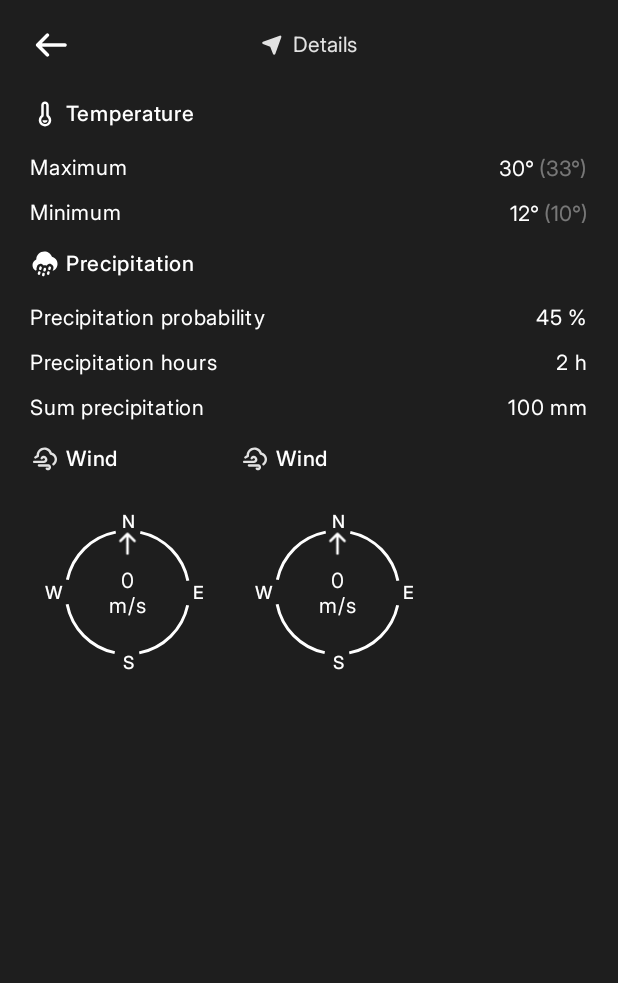
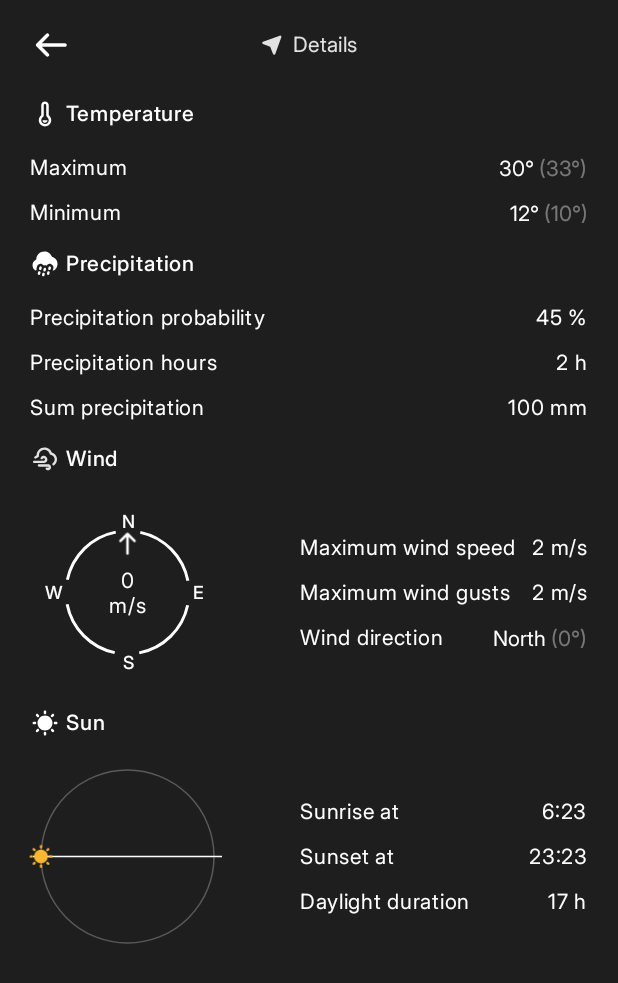
Before and after one commit to zheniaregbl/atmosphere, an Android app built with Jetpack Compose: the @Preview function DesktopWeatherDetailScreenPreview, on a phone screen of 412 x 824 dp. Shown: the top 983 px of the screen. Run offline under Robolectric (Android 15) with nearby library versions, the phone set to English and light mode, and no system bars; our stand-ins replace Compose Multiplatform resources, Voyager; libraries missing offline, so code that uses them is left out: dev.chrisbanes.haze; 4 statements that could not run were skipped.

Commit message:
feat: add DiagramSection with unique view for each platform

```diff
--- /dev/null
+++ b/core/src/androidMain/kotlin/ru/syndicate/atmosphere/core/util/getPlatform.android.kt
@@ -0,0 +1,3 @@
+package ru.syndicate.atmosphere.core.util
+
+actual fun platformName() = PlatformName.ANDROID
--- a/feature/weather_detail/src/androidMain/kotlin/ru/syndicate/atmosphere/feature/weather_detail/preview/WeatherDetailScreenPreview.kt
+++ b/feature/weather_detail/src/androidMain/kotlin/ru/syndicate/atmosphere/feature/weather_detail/preview/WeatherDetailScreenPreview.kt
@@ -7,6 +7,7 @@ import androidx.compose.ui.Modifier
 import androidx.compose.ui.tooling.preview.Preview
 import ru.syndicate.atmosphere.core.presentation.theme.AppTheme
 import ru.syndicate.atmosphere.core.presentation.theme.BackgroundColor
+import ru.syndicate.atmosphere.core.util.PlatformName
 import ru.syndicate.atmosphere.feature.weather_detail.presentation.WeatherDetailScreenImpl
 
 @Preview
@@ -18,6 +19,7 @@ private fun WeatherDetailScreenPreview() {
             modifier = Modifier
                 .fillMaxSize()
                 .background(BackgroundColor),
+            platformName = PlatformName.ANDROID,
             onBackClick = { }
         )
     }
@@ -32,6 +34,7 @@ private fun DesktopWeatherDetailScreenPreview() {
             modifier = Modifier
                 .fillMaxSize()
                 .background(BackgroundColor),
+            platformName = PlatformName.DESKTOP,
             onBackClick = {}
         )
     }
--- a/feature/weather_detail/src/commonMain/kotlin/ru/syndicate/atmosphere/feature/weather_detail/domain/model/WeatherDetail.kt
+++ b/feature/weather_detail/src/commonMain/kotlin/ru/syndicate/atmosphere/feature/weather_detail/domain/model/WeatherDetail.kt
@@ -4,5 +4,6 @@ internal data class WeatherDetail(
     val temperature: TemperatureInfo = TemperatureInfo(),
     val precipitation: PrecipitationInfo = PrecipitationInfo(),
     val wind: WindInfo = WindInfo(),
+    val sunInfo: SunInfo = SunInfo(),
     val weatherCode: Int = 1
 )
--- a/feature/weather_detail/src/commonMain/kotlin/ru/syndicate/atmosphere/feature/weather_detail/presentation/WeatherDetailScreen.kt
+++ b/feature/weather_detail/src/commonMain/kotlin/ru/syndicate/atmosphere/feature/weather_detail/presentation/WeatherDetailScreen.kt
@@ -6,9 +6,13 @@ import androidx.compose.foundation.layout.Box
 import androidx.compose.foundation.layout.Column
 import androidx.compose.foundation.layout.Row
 import androidx.compose.foundation.layout.Spacer
+import androidx.compose.foundation.layout.WindowInsets
+import androidx.compose.foundation.layout.asPaddingValues
 import androidx.compose.foundation.layout.fillMaxHeight
 import androidx.compose.foundation.layout.fillMaxSize
 import androidx.compose.foundation.layout.fillMaxWidth
+import androidx.compose.foundation.layout.height
+import androidx.compose.foundation.layout.navigationBars
 import androidx.compose.foundation.layout.padding
 import androidx.compose.foundation.layout.size
 import androidx.compose.foundation.layout.systemBarsPadding
@@ -34,12 +38,18 @@ import cafe.adriel.voyager.navigator.LocalNavigator
 import cafe.adriel.voyager.navigator.currentOrThrow
 import dev.chrisbanes.haze.HazeState
 import org.jetbrains.compose.resources.painterResource
+import ru.syndicate.atmosphere.core.util.PlatformName
+import ru.syndicate.atmosphere.core.util.platformName
+import ru.syndicate.atmosphere.feature.weather_detail.presentation.components.DiagramSectionDesktop
+import ru.syndicate.atmosphere.feature.weather_detail.presentation.components.DiagramSectionMobile
 import ru.syndicate.atmosphere.feature.weather_detail.presentation.components.ParameterCard
 import ru.syndicate.atmosphere.feature.weather_detail.presentation.components.ParameterRow
+import ru.syndicate.atmosphere.feature.weather_detail.presentation.components.SunDiagram
 import ru.syndicate.atmosphere.feature.weather_detail.presentation.components.TopPanel
 import ru.syndicate.atmosphere.feature.weather_detail.presentation.components.WindCompass
 import ru.syndicate.atmosphere.feature.weather_detail.resources.Res
 import ru.syndicate.atmosphere.feature.weather_detail.resources.precipitation_svg
+import ru.syndicate.atmosphere.feature.weather_detail.resources.sun_svg
 import ru.syndicate.atmosphere.feature.weather_detail.resources.temperature_svg
 import ru.syndicate.atmosphere.feature.weather_detail.resources.wind_svg
 
@@ -54,6 +64,7 @@ internal class WeatherDetailScreen : Screen {
             modifier = Modifier
                 .fillMaxSize()
                 .systemBarsPadding(),
+            platformName = platformName(),
             onBackClick = { navigator.pop() }
         )
     }
@@ -62,6 +73,7 @@ internal class WeatherDetailScreen : Screen {
 @Composable
 internal fun WeatherDetailScreenImpl(
     modifier: Modifier = Modifier,
+    platformName: String,
     onBackClick: () -> Unit
 ) {
 
@@ -185,59 +197,30 @@ internal fun WeatherDetailScreenImpl(
                 }
 
                 item {
-
-                    Row(modifier = Modifier.fillMaxWidth()) {
-
-                        ParameterCard(
-                            modifier = Modifier
-                                .weight(1f)
-                                .fillMaxHeight(),
-                            hazeState = hazeState,
-                            title = {
-                                Image(
-                                    modifier = Modifier.size(20.dp),
-                                    painter = painterResource(Res.drawable.wind_svg),
-                                    contentDescription = null
-                                )
-                                Text(
-                                    text = "Wind",
-                                    style = LocalTextStyle.current,
-                                    fontWeight = FontWeight.Medium,
-                                    fontSize = 14.sp,
-                                    color = Color.White
-                                )
-                            },
-                            content = {
-                                WindCompass(modifier = Modifier.size(130.dp))
-                            }
+                    if (platformName == PlatformName.ANDROID || platformName == PlatformName.IOS) {
+                        DiagramSectionMobile(
+                            modifier = Modifier.fillMaxWidth(),
+                            hazeState = hazeState
                         )
-
-                        Spacer(modifier = Modifier.width(10.dp))
-
-                        ParameterCard(
-                            modifier = Modifier
-                                .weight(1f)
-                                .fillMaxHeight(),
-                            hazeState = hazeState,
-                            title = {
-                                Image(
-                                    modifier = Modifier.size(20.dp),
-                                    painter = painterResource(Res.drawable.wind_svg),
-                                    contentDescription = null
-                                )
-                                Text(
-                                    text = "Wind",
-                                    style = LocalTextStyle.current,
-                                    fontWeight = FontWeight.Medium,
-                                    fontSize = 14.sp,
-                                    color = Color.White
-                                )
-                            },
-                            content = {
-                                WindCompass(modifier = Modifier.size(130.dp))
-                            }
+                    } else {
+                        DiagramSectionDesktop(
+                            modifier = Modifier.fillMaxWidth(),
+                            hazeState = hazeState
                         )
                     }
+                }
+
+                item {
+                    Spacer(
+                        modifier = Modifier
+                            .height(50.dp)
+                            .padding(
+                                bottom = WindowInsets
+                                    .navigationBars
+                                    .asPaddingValues()
+                                    .calculateBottomPadding()
+                            )
+                    )
                 }
             }
         }
--- /dev/null
+++ b/feature/weather_detail/src/commonMain/kotlin/ru/syndicate/atmosphere/feature/weather_detail/presentation/components/DiagramSection.kt
@@ -0,0 +1,225 @@
+package ru.syndicate.atmosphere.feature.weather_detail.presentation.components
+
+import androidx.compose.foundation.Image
+import androidx.compose.foundation.layout.Arrangement
+import androidx.compose.foundation.layout.Box
+import androidx.compose.foundation.layout.Column
+import androidx.compose.foundation.layout.Row
+import androidx.compose.foundation.layout.Spacer
+import androidx.compose.foundation.layout.fillMaxHeight
+import androidx.compose.foundation.layout.fillMaxWidth
+import androidx.compose.foundation.layout.size
+import androidx.compose.foundation.layout.width
+import androidx.compose.material3.LocalTextStyle
+import androidx.compose.material3.Text
+import androidx.compose.runtime.Composable
+import androidx.compose.ui.Alignment
+import androidx.compose.ui.Modifier
+import androidx.compose.ui.graphics.Color
+import androidx.compose.ui.text.SpanStyle
+import androidx.compose.ui.text.TextStyle
+import androidx.compose.ui.text.buildAnnotatedString
+import androidx.compose.ui.text.font.FontWeight
+import androidx.compose.ui.text.withStyle
+import androidx.compose.ui.unit.dp
+import androidx.compose.ui.unit.sp
+import dev.chrisbanes.haze.HazeState
+import org.jetbrains.compose.resources.painterResource
+import ru.syndicate.atmosphere.feature.weather_detail.resources.Res
+import ru.syndicate.atmosphere.feature.weather_detail.resources.sun_svg
+import ru.syndicate.atmosphere.feature.weather_detail.resources.wind_svg
+
+@Composable
+internal fun DiagramSectionMobile(
+    modifier: Modifier = Modifier,
+    hazeState: HazeState,
+) {
+
+    Row(modifier = modifier) {
+
+        ParameterCard(
+            modifier = Modifier.weight(1f),
+            hazeState = hazeState,
+            title = {
+                Image(
+                    modifier = Modifier.size(20.dp),
+                    painter = painterResource(Res.drawable.wind_svg),
+                    contentDescription = null
+                )
+                Text(
+                    text = "Wind",
+                    style = LocalTextStyle.current,
+                    fontWeight = FontWeight.Medium,
+                    fontSize = 14.sp,
+                    color = Color.White
+                )
+            },
+            content = {
+                Box(
+                    modifier = Modifier.fillMaxWidth(),
+                    contentAlignment = Alignment.Center
+                ) {
+                    WindCompass(modifier = Modifier.size(130.dp))
+                }
+            }
+        )
+
+        Spacer(modifier = Modifier.width(10.dp))
+
+        ParameterCard(
+            modifier = Modifier.weight(1f),
+            hazeState = hazeState,
+            title = {
+                Image(
+                    modifier = Modifier.size(20.dp),
+                    painter = painterResource(Res.drawable.sun_svg),
+                    contentDescription = null
+                )
+                Text(
+                    text = "Sun",
+                    style = LocalTextStyle.current,
+                    fontWeight = FontWeight.Medium,
+                    fontSize = 14.sp,
+                    color = Color.White
+                )
+            },
+            content = {
+                Box(
+                    modifier = Modifier.fillMaxWidth(),
+                    contentAlignment = Alignment.Center
+                ) {
+                    SunDiagram(modifier = Modifier.size(130.dp))
+                }
+            }
+        )
+    }
+}
+
+@Composable
+internal fun DiagramSectionDesktop(
+    modifier: Modifier = Modifier,
+    hazeState: HazeState,
+) {
+
+    Column(
+        modifier = modifier,
+        verticalArrangement = Arrangement.spacedBy(10.dp)
+    ) {
+
+        ParameterCard(
+            modifier = Modifier.fillMaxWidth(),
+            hazeState = hazeState,
+            title = {
+                Image(
+                    modifier = Modifier.size(20.dp),
+                    painter = painterResource(Res.drawable.wind_svg),
+                    contentDescription = null
+                )
+                Text(
+                    text = "Wind",
+                    style = LocalTextStyle.current,
+                    fontWeight = FontWeight.Medium,
+                    fontSize = 14.sp,
+                    color = Color.White
+                )
+            },
+            content = {
+
+                Row(
+                    modifier = Modifier.fillMaxWidth(),
+                    verticalAlignment = Alignment.CenterVertically
+                ) {
+
+                    WindCompass(modifier = Modifier.size(130.dp))
+
+                    Spacer(modifier = Modifier.width(50.dp))
+
+                    Column(
+                        modifier = Modifier.fillMaxWidth(),
+                        verticalArrangement = Arrangement.spacedBy(6.dp)
+                    ) {
+
+                        ParameterRow(
+                            parameter = "Maximum wind speed",
+                            value = "2 m/s"
+                        )
+
+                        ParameterRow(
+                            parameter = "Maximum wind gusts",
+                            value = "2 m/s"
+                        )
+
+                        ParameterRow(
+                            parameter = "Wind direction",
+                            value = buildAnnotatedString {
+                                withStyle(SpanStyle(color = Color.White)) {
+                                    append("North ")
+                                }
+                                withStyle(SpanStyle(color = Color.White.copy(alpha = .4f))) {
+                                    append("(0°)")
+                                }
+                            },
+                            valueTextStyle = TextStyle(
+                                fontFamily = LocalTextStyle.current.fontFamily,
+                                fontWeight = FontWeight.Normal,
+                                fontSize = 14.sp
+                            )
+                        )
+                    }
+                }
+            }
+        )
+
+        ParameterCard(
+            modifier = Modifier.fillMaxWidth(),
+            hazeState = hazeState,
+            title = {
+                Image(
+                    modifier = Modifier.size(20.dp),
+                    painter = painterResource(Res.drawable.sun_svg),
+                    contentDescription = null
+                )
+                Text(
+                    text = "Sun",
+                    style = LocalTextStyle.current,
+                    fontWeight = FontWeight.Medium,
+                    fontSize = 14.sp,
+                    color = Color.White
+                )
+            },
+            content = {
+
+                Row(
+                    modifier = Modifier.fillMaxWidth(),
+                    verticalAlignment = Alignment.CenterVertically
+                ) {
+
+                    SunDiagram(modifier = Modifier.size(130.dp))
+
+                    Spacer(modifier = Modifier.width(50.dp))
+
+                    Column(
+                        modifier = Modifier.fillMaxWidth(),
+                        verticalArrangement = Arrangement.spacedBy(6.dp)
+                    ) {
+
+                        ParameterRow(
+                            parameter = "Sunrise at",
+                            value = "6:23"
+                        )
+
+                        ParameterRow(
+                            parameter = "Sunset at",
+                            value = "23:23"
+                        )
+
+                        ParameterRow(
+                            parameter = "Daylight duration",
+                            value = "17 h"
+                        )
+                    }
+                }
+            }
+        )
+    }
+}
```
Also changed, not shown: core/src/commonMain/kotlin/ru/syndicate/atmosphere/core/util/getPlatform.kt (added, +9 -0 lines), feature/weather_detail/src/commonMain/kotlin/ru/syndicate/atmosphere/feature/weather_detail/domain/model/SunInfo.kt (added, +20 -0 lines), 2 other files.
